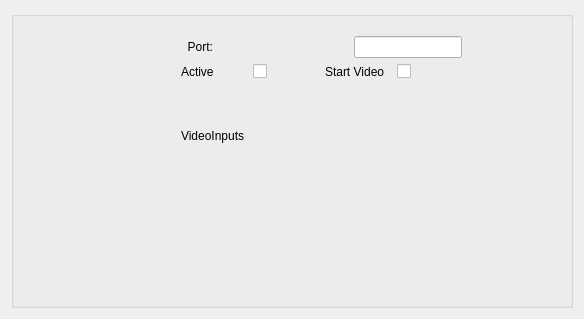
This is ConnectAndDisplay/Resources/UI/qSlicerConnectAndDisplayModuleWidget.ui in leochan2009/VideoFrameViewer as Qt 5 draws it before an edit. The edited form follows.
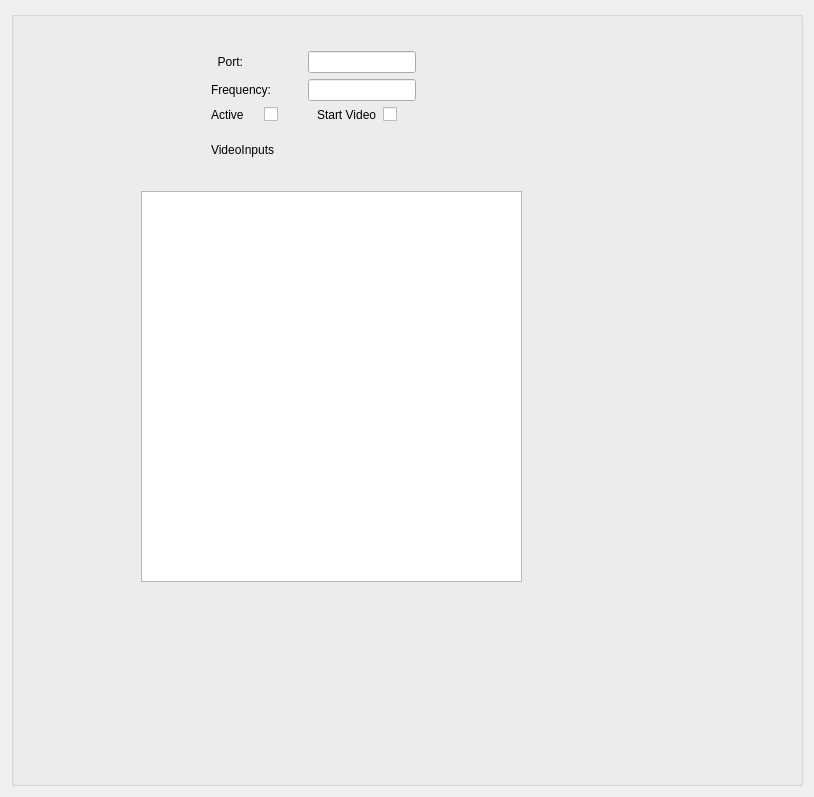
This is the edited form. Custom widgets are drawn as their Qt base class.

```diff
--- a/ConnectAndDisplay/Resources/UI/qSlicerConnectAndDisplayModuleWidget.ui
+++ b/ConnectAndDisplay/Resources/UI/qSlicerConnectAndDisplayModuleWidget.ui
@@ -6,8 +6,8 @@
    <rect>
     <x>0</x>
     <y>0</y>
-    <width>584</width>
-    <height>319</height>
+    <width>814</width>
+    <height>797</height>
    </rect>
   </property>
   <property name="windowTitle">
@@ -19,13 +19,23 @@
      <property name="title">
       <string/>
      </property>
-     <widget class="QWidget" name="layoutWidget">
+     <widget class="QGraphicsView" name="graphicsView">
       <property name="geometry">
        <rect>
-        <x>170</x>
-        <y>25</y>
-        <width>281</width>
-        <height>151</height>
+        <x>130</x>
+        <y>180</y>
+        <width>381</width>
+        <height>391</height>
+       </rect>
+      </property>
+     </widget>
+     <widget class="QWidget" name="">
+      <property name="geometry">
+       <rect>
+        <x>200</x>
+        <y>40</y>
+        <width>205</width>
+        <height>121</height>
        </rect>
       </property>
       <layout class="QVBoxLayout" name="verticalLayout_2">
@@ -59,6 +69,36 @@
          </item>
         </layout>
        </item>
+       <item>
+        <layout class="QHBoxLayout" name="horizontalLayout_6">
+         <item>
+          <widget class="QLabel" name="FrequencyLabel">
+           <property name="text">
+            <string>Frequency:</string>
+           </property>
+          </widget>
+         </item>
+         <item>
+          <widget class="QLineEdit" name="FrameFrequency">
+           <property name="sizePolicy">
+            <sizepolicy hsizetype="Fixed" vsizetype="Fixed">
+             <horstretch>0</horstretch>
+             <verstretch>0</verstretch>
+            </sizepolicy>
+           </property>
+           <property name="minimumSize">
+            <size>
+             <width>50</width>
+             <height>0</height>
+            </size>
+           </property>
+           <property name="inputMethodHints">
+            <set>Qt::ImhDigitsOnly</set>
+           </property>
+          </widget>
+         </item>
+        </layout>
+       </item>
        <item>
         <layout class="QHBoxLayout" name="horizontalLayout_4">
          <item>
```
Left out of the diff: 2 changed lines with no effect on the pictures.
